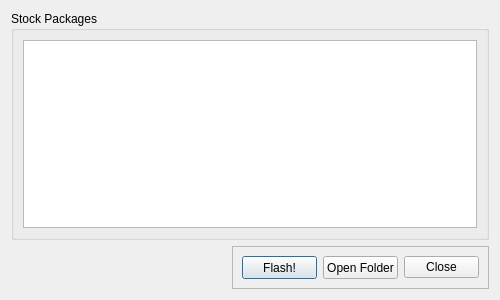
First picture: the form in AndroidMultiTool/dialogstock.ui, repository lexpaval/LxMultiTool, before the edit.
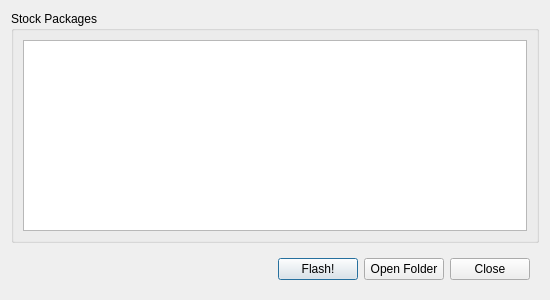
Second picture: the form after the edit. Icons and pictures are not drawn.

Diff of the .ui file:
```diff
--- a/AndroidMultiTool/dialogstock.ui
+++ b/AndroidMultiTool/dialogstock.ui
@@ -6,13 +6,13 @@
    <rect>
     <x>0</x>
     <y>0</y>
-    <width>500</width>
+    <width>550</width>
     <height>300</height>
    </rect>
   </property>
   <property name="minimumSize">
    <size>
-    <width>500</width>
+    <width>550</width>
     <height>300</height>
    </size>
   </property>
@@ -69,39 +69,15 @@
    </item>
    <item row="1" column="1">
     <widget class="QFrame" name="frame">
-     <property name="minimumSize">
-      <size>
-       <width>257</width>
-       <height>43</height>
-      </size>
-     </property>
      <property name="maximumSize">
       <size>
-       <width>257</width>
-       <height>43</height>
+       <width>308</width>
+       <height>44</height>
       </size>
      </property>
-     <property name="frameShape">
-      <enum>QFrame::StyledPanel</enum>
-     </property>
-     <property name="frameShadow">
-      <enum>QFrame::Raised</enum>
-     </property>
      <layout class="QHBoxLayout" name="horizontalLayout">
       <item>
        <widget class="QPushButton" name="flashButton">
-        <property name="minimumSize">
-         <size>
-          <width>75</width>
-          <height>23</height>
-         </size>
-        </property>
-        <property name="maximumSize">
-         <size>
-          <width>75</width>
-          <height>23</height>
-         </size>
-        </property>
         <property name="toolTip">
          <string>&lt;html&gt;&lt;head/&gt;&lt;body&gt;&lt;p&gt;Flash the whole stock image! It may take a while and the device will reboot to bootloader multiple times!&lt;/p&gt;&lt;/body&gt;&lt;/html&gt;</string>
         </property>
@@ -116,18 +92,6 @@
       </item>
       <item>
        <widget class="QPushButton" name="exploreButton">
-        <property name="minimumSize">
-         <size>
-          <width>75</width>
-          <height>23</height>
-         </size>
-        </property>
-        <property name="maximumSize">
-         <size>
-          <width>75</width>
-          <height>23</height>
-         </size>
-        </property>
         <property name="toolTip">
          <string>&lt;html&gt;&lt;head/&gt;&lt;body&gt;&lt;p&gt;Open containing folder of the selected package.&lt;/p&gt;&lt;/body&gt;&lt;/html&gt;</string>
         </property>
@@ -138,17 +102,14 @@
       </item>
       <item>
        <widget class="QDialogButtonBox" name="buttonBox">
-        <property name="minimumSize">
-         <size>
-          <width>75</width>
-          <height>23</height>
-         </size>
+        <property name="sizePolicy">
+         <sizepolicy hsizetype="Minimum" vsizetype="Fixed">
+          <horstretch>0</horstretch>
+          <verstretch>0</verstretch>
+         </sizepolicy>
         </property>
-        <property name="maximumSize">
-         <size>
-          <width>75</width>
-          <height>23</height>
-         </size>
+        <property name="focusPolicy">
+         <enum>Qt::TabFocus</enum>
         </property>
         <property name="orientation">
          <enum>Qt::Horizontal</enum>
```
Left out of the diff: 6 changed lines with no effect on the pictures.
